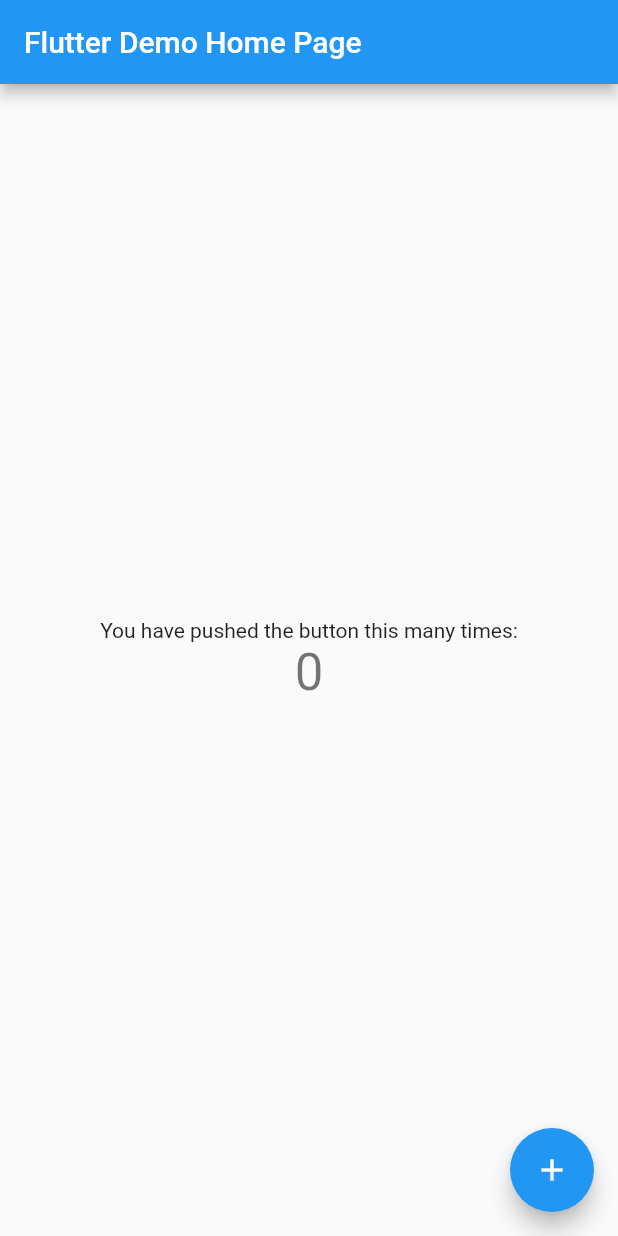
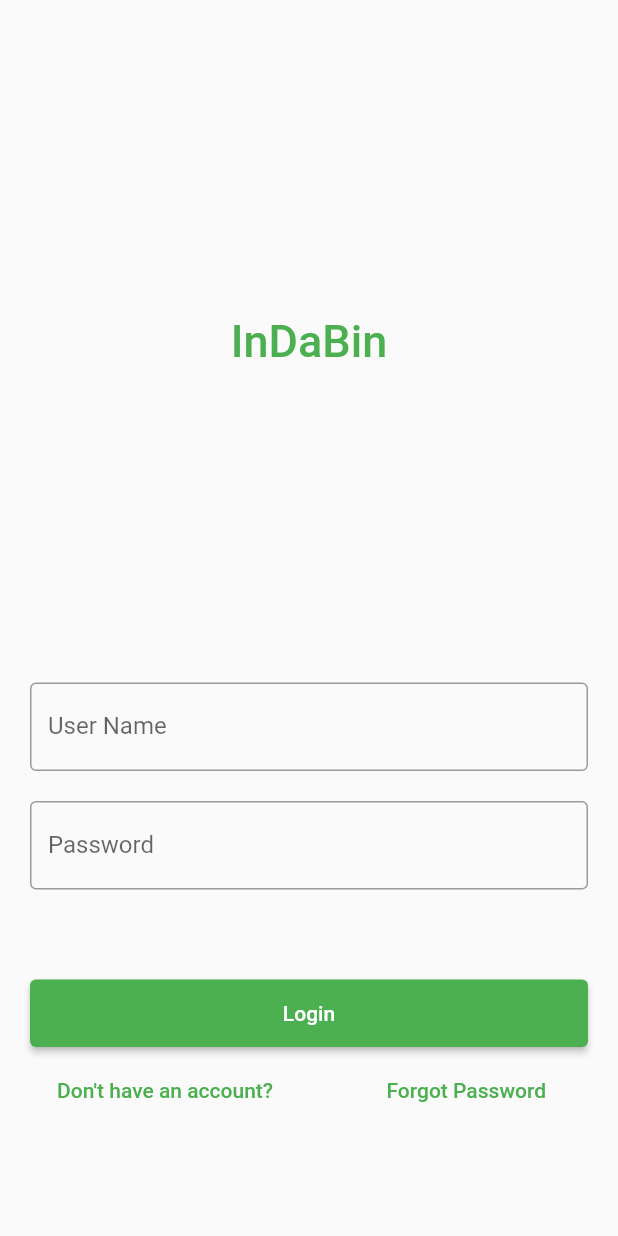
Before and after one commit to IgnitionHacks2022/frontend_flutter, a Flutter app: the screen it shows after launch, on a phone screen of 412 x 824 dp. Run offline on Flutter 3.47's test engine with Material 2 defaults, Android fonts, the phone set to English and light mode, and no system bars.

Commit message:
login page

```diff
--- a/lib/main.dart
+++ b/lib/main.dart
@@ -1,36 +1,27 @@
 import 'package:flutter/material.dart';
 
 void main() {
-  runApp(const MyApp());
+  runApp(const App());
 }
 
-class MyApp extends StatelessWidget {
-  const MyApp({Key? key}) : super(key: key);
+class App extends StatelessWidget {
+  const App({Key? key}) : super(key: key);
 
   // This widget is the root of your application.
   @override
   Widget build(BuildContext context) {
     return MaterialApp(
-      title: 'Flutter Demo',
+      title: 'InDaBin',
       theme: ThemeData(
-        // This is the theme of your application.
-        //
-        // Try running your application with "flutter run". You'll see the
-        // application has a blue toolbar. Then, without quitting the app, try
-        // changing the primarySwatch below to Colors.green and then invoke
-        // "hot reload" (press "r" in the console where you ran "flutter run",
-        // or simply save your changes to "hot reload" in a Flutter IDE).
-        // Notice that the counter didn't reset back to zero; the application
-        // is not restarted.
-        primarySwatch: Colors.blue,
+        primarySwatch: Colors.green,
       ),
-      home: const MyHomePage(title: 'Flutter Demo Home Page'),
+      home: HomePage(),
     );
   }
 }
 
-class MyHomePage extends StatefulWidget {
-  const MyHomePage({Key? key, required this.title}) : super(key: key);
+class HomePage extends StatefulWidget {
+  const HomePage({Key? key}) : super(key: key);
 
   // This widget is the home page of your application. It is stateful, meaning
   // that it has a State object (defined below) that contains fields that affect
@@ -41,75 +32,98 @@
   // used by the build method of the State. Fields in a Widget subclass are
   // always marked "final".
 
-  final String title;
 
   @override
-  State<MyHomePage> createState() => _MyHomePageState();
+  State<HomePage> createState() => _HomePageState();
 }
 
-class _MyHomePageState extends State<MyHomePage> {
-  int _counter = 0;
+//TODO paper ball toss background
+class _HomePageState extends State<HomePage> {
+    TextEditingController nameController = TextEditingController();
+    TextEditingController passwordController = TextEditingController();
 
-  void _incrementCounter() {
-    setState(() {
-      // This call to setState tells the Flutter framework that something has
-      // changed in this State, which causes it to rerun the build method below
-      // so that the display can reflect the updated values. If we changed
-      // _counter without calling setState(), then the build method would not be
-      // called again, and so nothing would appear to happen.
-      _counter++;
-    });
-  }
 
   @override
   Widget build(BuildContext context) {
-    // This method is rerun every time setState is called, for instance as done
-    // by the _incrementCounter method above.
-    //
-    // The Flutter framework has been optimized to make rerunning build methods
-    // fast, so that you can just rebuild anything that needs updating rather
-    // than having to individually change instances of widgets.
     return Scaffold(
-      appBar: AppBar(
-        // Here we take the value from the MyHomePage object that was created by
-        // the App.build method, and use it to set our appbar title.
-        title: Text(widget.title),
+      body: Center(
+          child: Padding(
+        padding: const EdgeInsets.fromLTRB(10,10,10,10),
+        child: ListView(
+          children: <Widget>[
+            Container(
+                alignment: Alignment.center,
+                padding: const EdgeInsets.fromLTRB(0,200,0,200),
+                child: const Text(
+                  'InDaBin',
+                  style: TextStyle(
+                      color: Colors.green,
+                      fontWeight: FontWeight.w500,
+                      fontSize: 30),
+                )),
+            Container(
+              padding: const EdgeInsets.all(10),
+              child: TextField(
+                controller: nameController,
+                decoration: const InputDecoration(
+                  border: OutlineInputBorder(),
+                  labelText: 'User Name',
+                ),
+              ),
+            ),
+            Container(
+              padding: const EdgeInsets.fromLTRB(10, 10, 10, 10),
+              child: TextField(
+                obscureText: true,
+                controller: passwordController,
+                decoration: const InputDecoration(
+                  border: OutlineInputBorder(),
+                  labelText: 'Password',
+                ),
+              ),
+            ),
+            SizedBox(height: 50),
+            Container(
+                height: 50,
+                padding: const EdgeInsets.fromLTRB(10, 0, 10, 5),
+                child: ElevatedButton(
+                  child: const Text('Login'),
+                  onPressed: () {
+                    print(nameController.text);
+                    print(passwordController.text);
+                  },
+                )
+            ),
+            Padding(
+                padding: EdgeInsets.fromLTRB(20,0,30,0),
+                child:
+                Row(
+
+                  children: <Widget>[
+                      TextButton(
+                          child:
+                          Text('Don\'t have an account?',
+                              style: TextStyle(color:Colors.green)),
+                          onPressed: (){
+
+                          }
+
+
+                      ),
+                      TextButton(child:
+                          Text('Forgot Password',
+                              style: TextStyle(color:Colors.green)),
+                          onPressed: (){
+                          }
+                      )
+
+                  ],
+                  mainAxisAlignment: MainAxisAlignment.spaceBetween,
+                ),
+            )
+          ],
+          ))
       ),
-      body: Center(
-        // Center is a layout widget. It takes a single child and positions it
-        // in the middle of the parent.
-        child: Column(
-          // Column is also a layout widget. It takes a list of children and
-          // arranges them vertically. By default, it sizes itself to fit its
-          // children horizontally, and tries to be as tall as its parent.
-          //
-          // Invoke "debug painting" (press "p" in the console, choose the
-          // "Toggle Debug Paint" action from the Flutter Inspector in Android
-          // Studio, or the "Toggle Debug Paint" command in Visual Studio Code)
-          // to see the wireframe for each widget.
-          //
-          // Column has various properties to control how it sizes itself and
-          // how it positions its children. Here we use mainAxisAlignment to
-          // center the children vertically; the main axis here is the vertical
-          // axis because Columns are vertical (the cross axis would be
-          // horizontal).
-          mainAxisAlignment: MainAxisAlignment.center,
-          children: <Widget>[
-            const Text(
-              'You have pushed the button this many times:',
-            ),
-            Text(
-              '$_counter',
-              style: Theme.of(context).textTheme.headline4,
-            ),
-          ],
-        ),
-      ),
-      floatingActionButton: FloatingActionButton(
-        onPressed: _incrementCounter,
-        tooltip: 'Increment',
-        child: const Icon(Icons.add),
-      ), // This trailing comma makes auto-formatting nicer for build methods.
     );
   }
 }
```
